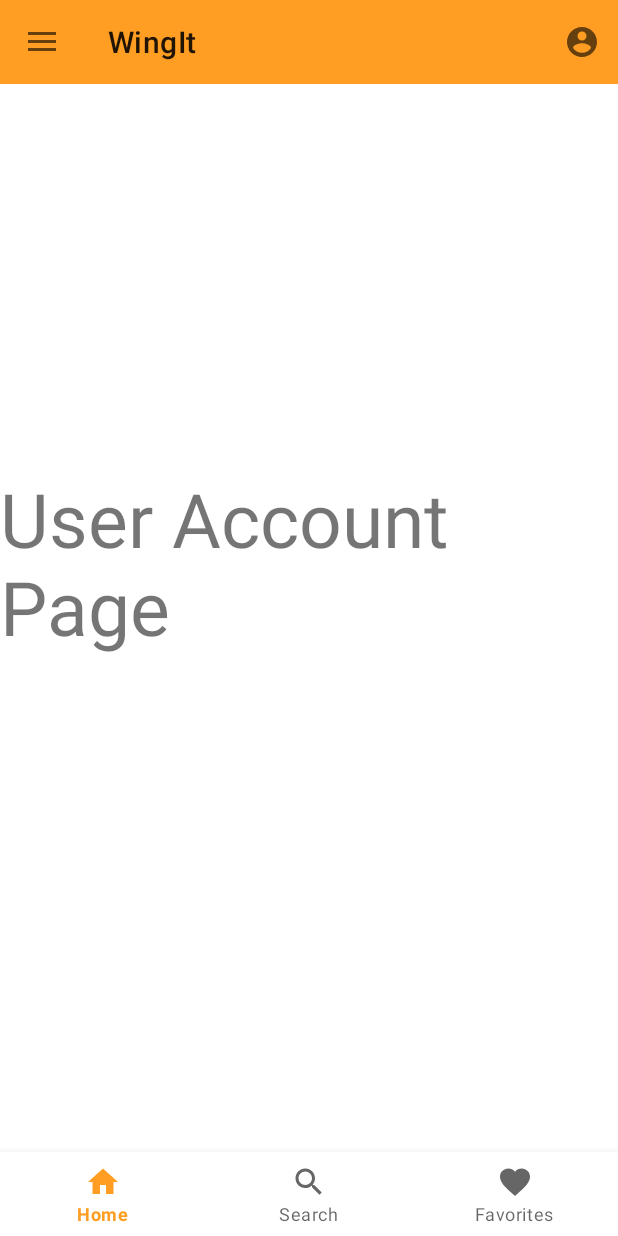
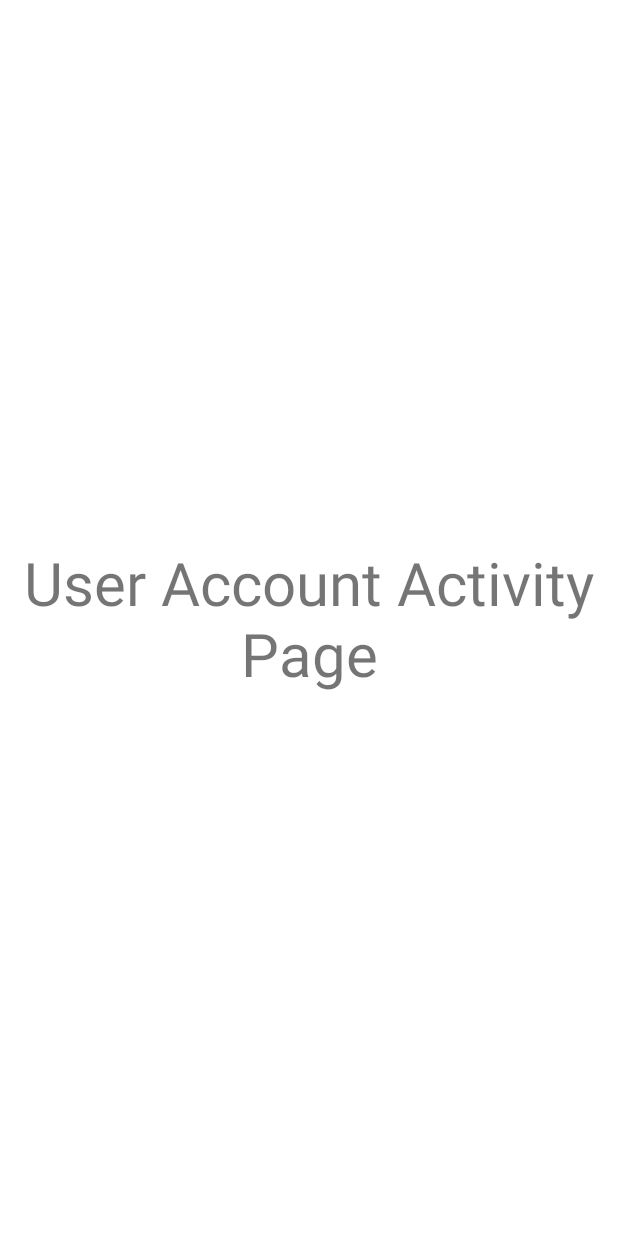
Before and after one commit to LouisZ-123/ProjectWingit, an Android app: the screen it shows after launch (MainActivity before the commit, UserAccount after it), in the side drawer, after a tap on "Account Options", on a phone screen of 412 x 824 dp. Run offline under Robolectric (Android 15) with nearby library versions, the phone set to English and light mode, and no system bars.

Commit message:
Changed User Account fragment to Activity

```diff
--- a/app/src/main/AndroidManifest.xml
+++ b/app/src/main/AndroidManifest.xml
@@ -1,6 +1,7 @@
 <?xml version="1.0" encoding="utf-8"?>
 <manifest xmlns:android="http://schemas.android.com/apk/res/android"
     package="com.example.projectwingit">
+
     <uses-permission android:name="android.permission.INTERNET" />
 
     <application
@@ -10,13 +11,15 @@
         android:roundIcon="@mipmap/ic_launcher_round"
         android:supportsRtl="true"
         android:theme="@style/Theme.Navigationtest1">
-        <activity android:name="com.example.projectwingit.MainActivity">
+        <activity android:name=".UserAccount"></activity>
+        <activity android:name=".MainActivity">
             <intent-filter>
                 <action android:name="android.intent.action.MAIN" />
 
                 <category android:name="android.intent.category.LAUNCHER" />
             </intent-filter>
         </activity>
+
         <meta-data
             android:name="preloaded_fonts"
             android:resource="@array/preloaded_fonts" />
--- a/app/src/main/java/com/example/projectwingit/AccountOptions.java
+++ /dev/null
@@ -1,64 +0,0 @@
-package com.example.projectwingit;
-
-import android.os.Bundle;
-
-import androidx.fragment.app.Fragment;
-
-import android.view.LayoutInflater;
-import android.view.View;
-import android.view.ViewGroup;
-
-/**
- * A simple {@link Fragment} subclass.
- * Use the {@link AccountOptions#newInstance} factory method to
- * create an instance of this fragment.
- */
-public class AccountOptions extends Fragment {
-
-    // TODO: Rename parameter arguments, choose names that match
-    // the fragment initialization parameters, e.g. ARG_ITEM_NUMBER
-    private static final String ARG_PARAM1 = "param1";
-    private static final String ARG_PARAM2 = "param2";
-
-    // TODO: Rename and change types of parameters
-    private String mParam1;
-    private String mParam2;
-
-    public AccountOptions() {
-        // Required empty public constructor
-    }
-
-    /**
-     * Use this factory method to create a new instance of
-     * this fragment using the provided parameters.
-     *
-     * @param param1 Parameter 1.
-     * @param param2 Parameter 2.
-     * @return A new instance of fragment AccountOptions.
-     */
-    // TODO: Rename and change types and number of parameters
-    public static AccountOptions newInstance(String param1, String param2) {
-        AccountOptions fragment = new AccountOptions();
-        Bundle args = new Bundle();
-        args.putString(ARG_PARAM1, param1);
-        args.putString(ARG_PARAM2, param2);
-        fragment.setArguments(args);
-        return fragment;
-    }
-
-    @Override
-    public void onCreate(Bundle savedInstanceState) {
-        super.onCreate(savedInstanceState);
-        if (getArguments() != null) {
-            mParam1 = getArguments().getString(ARG_PARAM1);
-            mParam2 = getArguments().getString(ARG_PARAM2);
-        }
-    }
-
-    @Override
-    public View onCreateView(LayoutInflater inflater, ViewGroup container,
-                             Bundle savedInstanceState) {
-        // Inflate the layout for this fragment
-        return inflater.inflate(R.layout.fragment_account_options, container, false);
-    }
-}
--- a/app/src/main/java/com/example/projectwingit/MainActivity.java
+++ b/app/src/main/java/com/example/projectwingit/MainActivity.java
@@ -9,10 +9,13 @@ import androidx.core.view.GravityCompat;
 import androidx.drawerlayout.widget.DrawerLayout;
 import androidx.fragment.app.Fragment;
 
+import android.content.Intent;
 import android.os.Bundle;
 import android.view.Menu;
 import android.view.MenuInflater;
 import android.view.MenuItem;
+import android.view.View;
+import android.widget.Button;
 
 import com.google.android.material.bottomnavigation.BottomNavigationView;
 import com.google.android.material.navigation.NavigationView;
@@ -48,7 +51,6 @@ public class MainActivity extends AppCompatActivity implements NavigationView.On
 
     }
 
-
     @Override
     public void onBackPressed() {
         if (dl.isDrawerOpen(GravityCompat.START)) {
@@ -70,7 +72,8 @@ public class MainActivity extends AppCompatActivity implements NavigationView.On
     public boolean onOptionsItemSelected(@NonNull MenuItem item) {
         switch (item.getItemId()) {
             case R.id.account_button_top:
-                getSupportFragmentManager().beginTransaction().replace(R.id.container, new AccountOptions()).commit();
+                Intent intent = new Intent(this, UserAccount.class);
+                startActivity(intent);
                 break;
         }
         return super.onOptionsItemSelected(item);
@@ -104,22 +107,22 @@ public class MainActivity extends AppCompatActivity implements NavigationView.On
 
         switch (item.getItemId()) {
             case R.id.hamburger_home:
-                fragment = new HomeFragment();
+                getSupportFragmentManager().beginTransaction().replace(R.id.container, new HomeFragment()).commit();
                 break;
             case R.id.hamburger_create_recipe:
-                fragment = new CreateRecipe();
+                getSupportFragmentManager().beginTransaction().replace(R.id.container, new CreateRecipe()).commit();
                 break;
             case R.id.hamburger_local_venues:
-                fragment = new LocalVenues();
+                getSupportFragmentManager().beginTransaction().replace(R.id.container, new LocalVenues()).commit();
                 break;
             case R.id.hamburger_account_options:
-                fragment = new AccountOptions();
+                Intent intent = new Intent(this, UserAccount.class);
+                startActivity(intent);
                 break;
             case R.id.hamburger_settings:
-                fragment = new Settings();
+                getSupportFragmentManager().beginTransaction().replace(R.id.container, new Settings()).commit();fragment = new Settings();
                 break;
         }
-        getSupportFragmentManager().beginTransaction().replace(R.id.container, fragment).commit();
         dl.closeDrawer(GravityCompat.START);
         return true;
     }
--- /dev/null
+++ b/app/src/main/java/com/example/projectwingit/UserAccount.java
@@ -0,0 +1,14 @@
+package com.example.projectwingit;
+
+import androidx.appcompat.app.AppCompatActivity;
+
+import android.os.Bundle;
+
+public class UserAccount extends AppCompatActivity {
+
+    @Override
+    protected void onCreate(Bundle savedInstanceState) {
+        super.onCreate(savedInstanceState);
+        setContentView(R.layout.activity_user_account);
+    }
+}
--- /dev/null
+++ b/app/src/main/res/layout/activity_user_account.xml
@@ -0,0 +1,17 @@
+<?xml version="1.0" encoding="utf-8"?>
+<RelativeLayout xmlns:android="http://schemas.android.com/apk/res/android"
+    xmlns:app="http://schemas.android.com/apk/res-auto"
+    xmlns:tools="http://schemas.android.com/tools"
+    android:layout_width="match_parent"
+    android:layout_height="match_parent"
+    tools:context=".UserAccount">
+
+        <TextView
+            android:layout_width="match_parent"
+            android:layout_height="wrap_content"
+            android:layout_centerVertical="true"
+            android:text="User Account Activity Page"
+            android:textAlignment="center"
+            android:textSize="40dp"/>
+
+</RelativeLayout>
--- a/app/src/main/res/layout/fragment_account_options.xml
+++ /dev/null
@@ -1,16 +0,0 @@
-<?xml version="1.0" encoding="utf-8"?>
-<RelativeLayout xmlns:android="http://schemas.android.com/apk/res/android"
-    xmlns:tools="http://schemas.android.com/tools"
-    android:layout_width="match_parent"
-    android:layout_height="match_parent"
-    tools:context=".AccountOptions">
-
-    <!-- TODO: Update blank fragment layout -->
-    <TextView
-        android:layout_width="match_parent"
-        android:layout_height="200sp"
-        android:layout_centerInParent="true"
-        android:text="User Account Page"
-        android:textSize="50sp"/>
-
-</RelativeLayout>
--- a/app/src/main/res/values/strings.xml
+++ b/app/src/main/res/values/strings.xml
@@ -4,5 +4,6 @@
     <string name="hello_blank_fragment">Hello blank fragment</string>
     <string name="Open">Open</string>
     <string name="Close">Close</string>
+    <string name="welcome">Hi, Username!</string>
 
 </resources>
```
